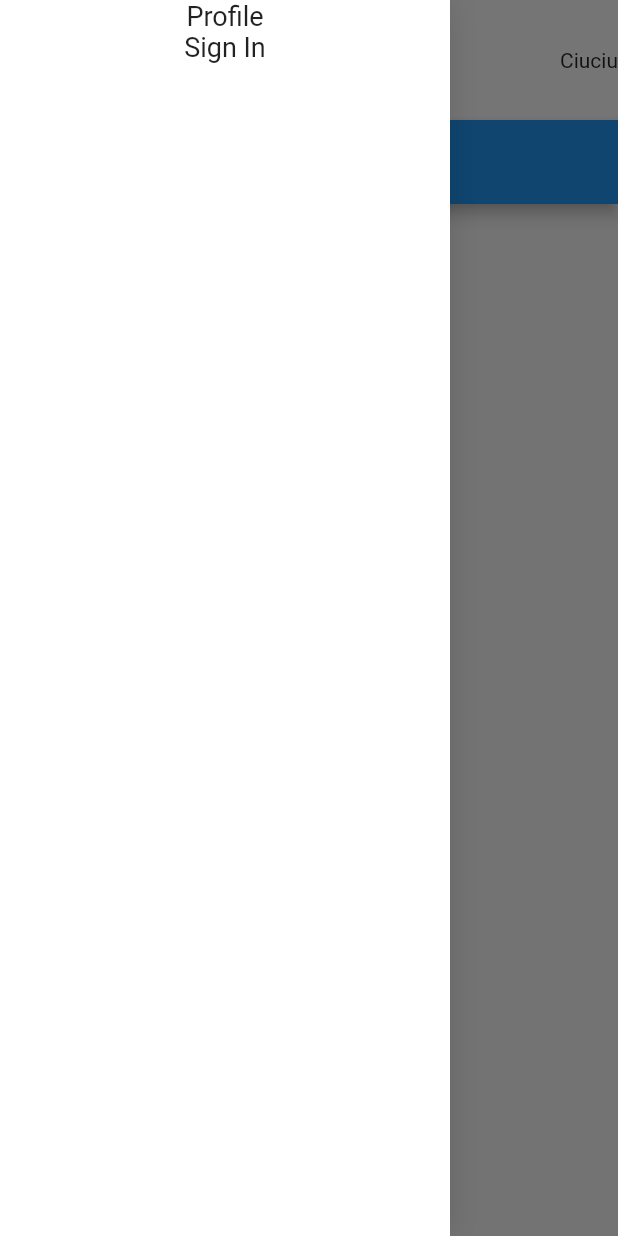
After one commit to TudorBatica/Challenges, a Flutter app: the screen it shows once a user with an empty profile is signed in, in the side drawer, after a tap on the "menu" icon, on a phone screen of 412 x 824 dp. The commit adds this screen. Run offline on Flutter 3.47's test engine with Material 2 defaults, Android fonts, the light colour scheme and no system bars; our stand-ins replace bloc, equatable, firebase_auth, firebase_core, flutter_bloc, formz and 3 more; accounts and stored records are empty.

Commit message:
setup basic navigation

```diff
--- /dev/null
+++ b/lib/presentation/core/base_page.dart
@@ -0,0 +1,33 @@
+import 'package:challengesapp/presentation/navigation/navigation_bar.dart';
+import 'package:challengesapp/presentation/navigation/navigation_drawer.dart';
+import 'package:flutter/material.dart';
+import 'package:responsive_builder/responsive_builder.dart';
+
+class BasePage extends StatelessWidget {
+  final Widget? child;
+
+  const BasePage({Key? key, this.child}) : super(key: key);
+
+  @override
+  Widget build(BuildContext context) {
+    final body = (child != null)
+        ? Expanded(
+            child: Container(
+              child: child,
+            ),
+          )
+        : Container();
+
+    return ResponsiveBuilder(
+      builder: (context, sizingInformation) => Scaffold(
+        drawer: sizingInformation.deviceScreenType == DeviceScreenType.mobile
+            ? NavigationDrawer()
+            : null,
+        backgroundColor: Colors.white,
+        body: Column(
+          children: <Widget>[NavigationBar(), body],
+        ),
+      ),
+    );
+  }
+}
--- a/lib/presentation/core/root_widget.dart
+++ b/lib/presentation/core/root_widget.dart
@@ -1,22 +1,32 @@
+import 'package:challengesapp/presentation/authentication/sign_in_page.dart';
+import 'package:challengesapp/presentation/core/base_page.dart';
+import 'package:challengesapp/presentation/home/home_page.dart';
+import 'package:challengesapp/presentation/navigation/navigation_service.dart';
+import 'package:challengesapp/presentation/navigation/route_names.dart';
+import 'package:challengesapp/presentation/navigation/router.dart';
+import 'package:challengesapp/presentation/profile/profile_page.dart';
 import 'package:flutter/material.dart';
 import 'package:flutter_bloc/flutter_bloc.dart';
 
 import '../../application/core/app_cubit.dart';
 import '../../dependencies_configuration.dart';
-import '../authentication/sign_in_page.dart';
 
-/// The app widget.
+/// App's main widget.
 class RootWidget extends StatelessWidget {
   @override
   Widget build(BuildContext context) {
     return BlocProvider(
       create: (_) => getIt<AppCubit>(),
       child: MaterialApp(
-          title: 'Flutter Demo',
-          theme: ThemeData(
-            primarySwatch: Colors.blue,
-          ),
-          home: SignInPage()),
+        title: 'Flutter Demo',
+        theme: ThemeData(
+          primarySwatch: Colors.blue,
+        ),
+        builder: (context, child) => BasePage(child: child),
+        navigatorKey: getIt<NavigationService>().navigatorKey,
+        onGenerateRoute: generateRoute,
+        initialRoute: profileRoute,
+      ),
     );
   }
 }
--- /dev/null
+++ b/lib/presentation/navigation/navigation_bar.dart
@@ -0,0 +1,17 @@
+import 'package:flutter/material.dart';
+import 'package:responsive_builder/responsive_builder.dart';
+
+import 'navigation_bar_desktop.dart';
+import 'navigation_bar_mobile.dart';
+
+class NavigationBar extends StatelessWidget {
+  const NavigationBar({Key? key}) : super(key: key);
+
+  @override
+  Widget build(BuildContext context) {
+    return ScreenTypeLayout(
+      mobile: NavigationBarMobile(),
+      tablet: NavigationBarTabletDesktop(),
+    );
+  }
+}
--- /dev/null
+++ b/lib/presentation/navigation/navigation_bar_mobile.dart
@@ -0,0 +1,23 @@
+import 'package:flutter/material.dart';
+
+class NavigationBarMobile extends StatelessWidget {
+  const NavigationBarMobile({Key? key}) : super(key: key);
+
+  @override
+  Widget build(BuildContext context) {
+    return Container(
+      height: 80,
+      child: Row(
+        mainAxisSize: MainAxisSize.max,
+        mainAxisAlignment: MainAxisAlignment.spaceBetween,
+        children: <Widget>[
+          IconButton(
+            icon: Icon(Icons.menu),
+            onPressed: () {},
+          ),
+          Text('Ciuciu')
+        ],
+      ),
+    );
+  }
+}
--- /dev/null
+++ b/lib/presentation/navigation/navigation_drawer.dart
@@ -0,0 +1,33 @@
+import 'package:challengesapp/presentation/navigation/route_names.dart';
+import 'package:flutter/material.dart';
+
+import 'navigation_item.dart';
+
+class NavigationDrawer extends StatelessWidget {
+  const NavigationDrawer({Key? key}) : super(key: key);
+
+  @override
+  Widget build(BuildContext context) {
+    return Container(
+      width: 300,
+      decoration: BoxDecoration(
+        color: Colors.white,
+        boxShadow: [
+          BoxShadow(color: Colors.black12, blurRadius: 16),
+        ],
+      ),
+      child: Column(
+        children: <Widget>[
+          NavigationItem(
+            name: 'Profile',
+            navigationPath: profileRoute,
+          ),
+          NavigationItem(
+            name: 'Sign In',
+            navigationPath: signInRoute,
+          ),
+        ],
+      ),
+    );
+  }
+}
--- /dev/null
+++ b/lib/presentation/navigation/navigation_item.dart
@@ -0,0 +1,26 @@
+import 'package:challengesapp/presentation/navigation/navigation_service.dart';
+import 'package:flutter/material.dart';
+
+import '../../dependencies_configuration.dart';
+
+class NavigationItem extends StatelessWidget {
+  final String name;
+  final String navigationPath;
+
+  const NavigationItem(
+      {Key? key, required this.name, required this.navigationPath})
+      : super(key: key);
+
+  @override
+  Widget build(BuildContext context) {
+    return GestureDetector(
+      onTap: () => getIt<NavigationService>().navigateTo(navigationPath),
+      child: Container(
+        child: Text(
+          name,
+          style: TextStyle(fontSize: 18),
+        ),
+      ),
+    );
+  }
+}
--- /dev/null
+++ b/lib/presentation/navigation/navigation_service.dart
@@ -0,0 +1,17 @@
+import 'package:flutter/material.dart';
+import 'package:injectable/injectable.dart';
+
+@singleton
+class NavigationService {
+  final GlobalKey<NavigatorState> _navigatorKey = GlobalKey<NavigatorState>();
+
+  Future<dynamic>? navigateTo(String routeName) {
+    return _navigatorKey.currentState?.pushNamed(routeName);
+  }
+
+  void goBack() {
+    return _navigatorKey.currentState?.pop();
+  }
+
+  GlobalKey<NavigatorState> get navigatorKey => _navigatorKey;
+}
--- /dev/null
+++ b/lib/presentation/navigation/route_names.dart
@@ -0,0 +1,4 @@
+const String homeRoute = '/home';
+const String profileRoute = '/profile';
+const String signInRoute = '/signin';
+const String signUpRoute = '/signup';
--- /dev/null
+++ b/lib/presentation/navigation/router.dart
@@ -0,0 +1,50 @@
+import 'package:challengesapp/presentation/authentication/sign_in_page.dart';
+import 'package:challengesapp/presentation/authentication/sign_up_page.dart';
+import 'package:challengesapp/presentation/home/home_page.dart';
+import 'package:challengesapp/presentation/navigation/route_names.dart';
+import 'package:challengesapp/presentation/profile/profile_page.dart';
+import 'package:flutter/cupertino.dart';
+
+Route<dynamic> generateRoute(RouteSettings settings) {
+  switch (settings.name) {
+    case homeRoute:
+      return _getPageRoute(HomePage(), settings.name.toString());
+    case profileRoute:
+      return _getPageRoute(ProfilePage(), settings.name.toString());
+    case signInRoute:
+      return _getPageRoute(SignInPage(), settings.name.toString());
+    case signUpRoute:
+      return _getPageRoute(SignUpPage(), settings.name.toString());
+    default:
+      return _getPageRoute(ProfilePage(), settings.name.toString());
+  }
+}
+
+PageRoute _getPageRoute(Widget child, String routeName) {
+  return _FadeRoute(child: child, routeName: routeName);
+}
+
+class _FadeRoute extends PageRouteBuilder {
+  final Widget child;
+  final String routeName;
+  _FadeRoute({required this.child, required this.routeName})
+      : super(
+          settings: RouteSettings(name: routeName),
+          pageBuilder: (
+            context,
+            animation,
+            secondaryAnimation,
+          ) =>
+              child,
+          transitionsBuilder: (
+            BuildContext context,
+            Animation<double> animation,
+            Animation<double> secondaryAnimation,
+            Widget child,
+          ) =>
+              FadeTransition(
+            opacity: animation,
+            child: child,
+          ),
+        );
+}
--- a/pubspec.yaml
+++ b/pubspec.yaml
@@ -20,6 +20,7 @@
   formz: ^0.4.0-nullsafety.0
   equatable: ^2.0.0
   injectable: ^1.2.2
+  responsive_builder: ^0.4.1
 
 dev_dependencies:
   flutter_test:
```
Also changed, not shown: lib/presentation/navigation/navigation_bar_desktop.dart (added, +37 -0 lines), lib/dependencies_configuration.config.dart, pubspec.lock.
